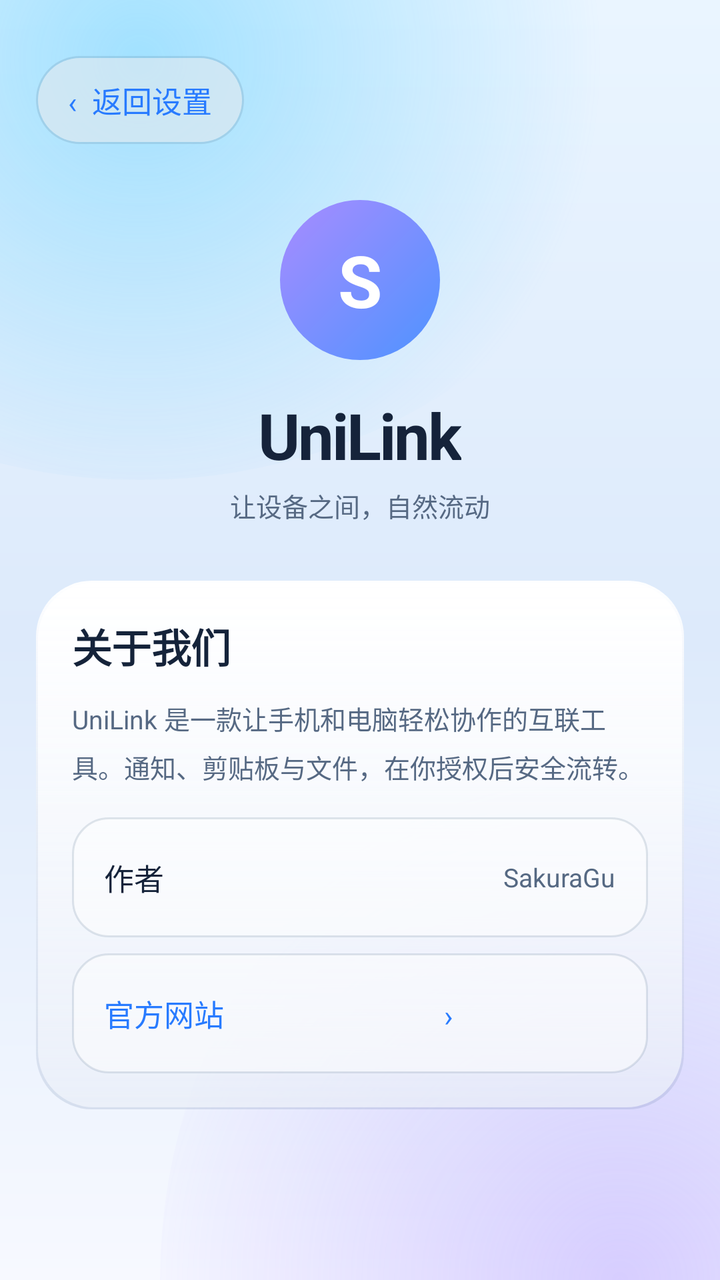
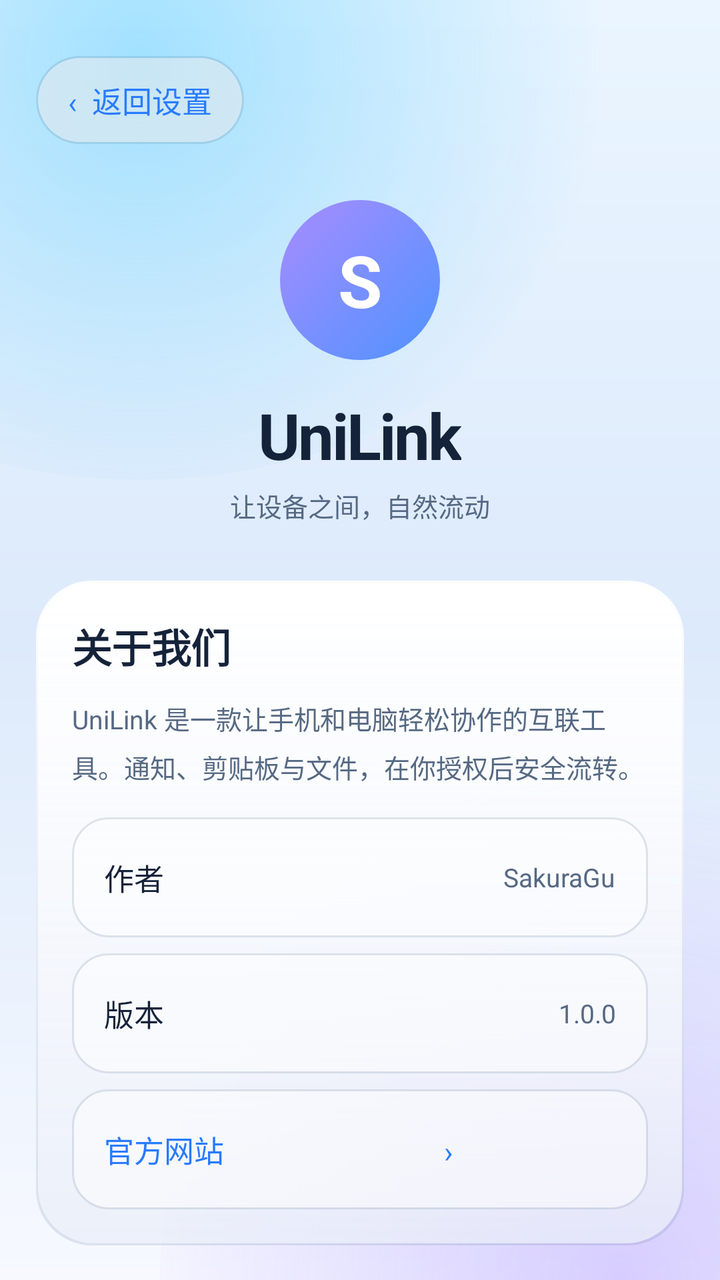

Screens rendered from an Android XML layout before and after an edit, with the pre-edit source and the edit as a unified diff.
<!-- AndroidManifest.xml: application theme Theme.UniLink -->
<!-- res/layout/page_about.xml -->
<?xml version="1.0" encoding="utf-8"?>
<ScrollView xmlns:android="http://schemas.android.com/apk/res/android"
    android:id="@+id/pageAbout"
    style="@style/PageScroll">

    <LinearLayout style="@style/PageColumn">
        <Space android:layout_width="match_parent" android:layout_height="@dimen/sp_2xl" />

        <TextView
            android:id="@+id/btnAboutBack"
            android:layout_width="wrap_content"
            android:layout_height="44dp"
            android:background="@drawable/status_island"
            android:clickable="true"
            android:focusable="true"
            android:gravity="center"
            android:paddingStart="@dimen/sp_lg"
            android:paddingEnd="@dimen/sp_lg"
            android:text="‹  返回设置"
            android:textColor="@color/ac_primary"
            android:textSize="@dimen/t_body" />

        <LinearLayout
            android:layout_width="match_parent"
            android:layout_height="wrap_content"
            android:layout_marginTop="@dimen/sp_2xl"
            android:gravity="center_horizontal"
            android:orientation="vertical">

            <TextView
                android:layout_width="80dp"
                android:layout_height="80dp"
                android:background="@drawable/avatar_sakura"
                android:gravity="center"
                android:text="S"
                android:textColor="@android:color/white"
                android:textSize="36sp"
                android:textStyle="bold" />

            <TextView
                android:layout_width="wrap_content"
                android:layout_height="wrap_content"
                android:layout_marginTop="@dimen/sp_lg"
                android:text="UniLink"
                style="@style/TextDisplay" />

            <TextView
                android:layout_width="wrap_content"
                android:layout_height="wrap_content"
                android:layout_marginTop="@dimen/sp_xs"
                android:text="让设备之间，自然流动"
                style="@style/TextLabel" />
        </LinearLayout>

        <LinearLayout
            android:layout_marginTop="@dimen/sp_2xl"
            style="@style/CardGlass">

            <TextView android:layout_width="wrap_content" android:layout_height="wrap_content" android:text="关于我们" style="@style/TextTitle" />

            <TextView
                android:layout_width="match_parent"
                android:layout_height="wrap_content"
                android:layout_marginTop="@dimen/sp_md"
                android:text="UniLink 是一款让手机和电脑轻松协作的互联工具。通知、剪贴板与文件，在你授权后安全流转。"
                style="@style/TextLabel" />

            <LinearLayout
                android:layout_width="match_parent"
                android:layout_height="60dp"
                android:layout_marginTop="@dimen/sp_lg"
                android:background="@drawable/row_glass"
                android:gravity="center_vertical"
                android:paddingStart="@dimen/sp_lg"
                android:paddingEnd="@dimen/sp_lg">
                <TextView android:layout_width="0dp" android:layout_height="wrap_content" android:layout_weight="1" android:text="作者" style="@style/TextBody" />
                <TextView android:layout_width="wrap_content" android:layout_height="wrap_content" android:text="SakuraGu" style="@style/TextLabel" />
            </LinearLayout>

            <TextView
                android:id="@+id/btnWebsite"
                android:layout_width="match_parent"
                android:layout_height="60dp"
                android:layout_marginTop="@dimen/sp_sm"
                android:background="@drawable/row_glass"
                android:clickable="true"
                android:focusable="true"
                android:gravity="center_vertical"
                android:paddingStart="@dimen/sp_lg"
                android:paddingEnd="@dimen/sp_lg"
                android:text="官方网站                              ›"
                android:textColor="@color/ac_primary"
                android:textSize="@dimen/t_body" />
        </LinearLayout>
    </LinearLayout>
</ScrollView>
<!-- resources referenced by this layout -->
<resources>
  <color name="ac_primary">#287BFF</color>
  <dimen name="sp_2xl">28dp</dimen>
  <dimen name="sp_lg">16dp</dimen>
  <dimen name="sp_md">12dp</dimen>
  <dimen name="sp_sm">8dp</dimen>
  <dimen name="sp_xs">4dp</dimen>
  <dimen name="t_body">15sp</dimen>
  <!-- drawable avatar_sakura (drawable) -->
  <?xml version="1.0" encoding="utf-8"?>
  <shape xmlns:android="http://schemas.android.com/apk/res/android" android:shape="oval">
      <gradient android:angle="315" android:startColor="#A88CFF" android:endColor="#4E93FF" />
  </shape>
  <style name="CardGlass">
          <item name="android:layout_width">match_parent</item>
          <item name="android:layout_height">wrap_content</item>
          <item name="android:background">@drawable/glass_card</item>
          <item name="android:padding">@dimen/card_pad</item>
          <item name="android:orientation">vertical</item>
      </style>
  <style name="PageColumn">
          <item name="android:layout_width">match_parent</item>
          <item name="android:layout_height">wrap_content</item>
          <item name="android:orientation">vertical</item>
      </style>
  <style name="PageScroll">
          <item name="android:layout_width">match_parent</item>
          <item name="android:layout_height">match_parent</item>
          <item name="android:clipToPadding">false</item>
          <item name="android:scrollbars">none</item>
          <item name="android:paddingStart">@dimen/gutter</item>
          <item name="android:paddingEnd">@dimen/gutter</item>
          <item name="android:paddingBottom">@dimen/dock_clearance</item>
      </style>
  <style name="TextBody">
          <item name="android:textSize">@dimen/t_body</item>
          <item name="android:textColor">@color/ink_primary</item>
      </style>
  <style name="TextDisplay">
          <item name="android:textSize">@dimen/t_display</item>
          <item name="android:textColor">@color/ink_primary</item>
          <item name="android:letterSpacing">-0.03</item>
          <item name="android:textStyle">bold</item>
          <item name="android:fontFamily">sans-serif</item>
      </style>
  <style name="TextLabel">
          <item name="android:textSize">@dimen/t_label</item>
          <item name="android:textColor">@color/ink_secondary</item>
          <item name="android:lineSpacingMultiplier">1.3</item>
      </style>
  <style name="TextTitle">
          <item name="android:textSize">@dimen/t_title</item>
          <item name="android:textColor">@color/ink_primary</item>
          <item name="android:textStyle">bold</item>
          <item name="android:letterSpacing">-0.01</item>
          <item name="android:fontFamily">sans-serif-medium</item>
      </style>
  <color name="glass_press">#30FFFFFF</color>
  <dimen name="r_row">18dp</dimen>
  <color name="row_fill">#80FFFFFF</color>
  <dimen name="hairline">1dp</dimen>
  <color name="row_edge">#29446480</color>
  <color name="glass_ripple">#384C8DFF</color>
  <dimen name="r_pill">999dp</dimen>
  <dimen name="card_pad">18dp</dimen>
  <dimen name="gutter">18dp</dimen>
  <dimen name="dock_clearance">108dp</dimen>
  <color name="ink_primary">#15233A</color>
  <dimen name="t_display">32sp</dimen>
  <dimen name="t_label">13sp</dimen>
  <color name="ink_secondary">#566983</color>
  <dimen name="t_title">20sp</dimen>
  <color name="ink_tertiary">#8190A5</color>
  <color name="transparent">#00000000</color>
  <dimen name="r_card">28dp</dimen>
  <color name="glass_edge_dark">#2B54709E</color>
  <color name="glass_edge_light">#EEFFFFFF</color>
  <color name="glass_fill_bottom">#A8F5F8FF</color>
  <color name="glass_fill_top">#D9FFFFFF</color>
  <color name="amb_mid">#DDEAFB</color>
  <color name="amb_bottom">#F7F9FF</color>
  <color name="amb_top">#EAF5FF</color>
  <color name="amb_glow_cyan_out">#0047C9FF</color>
  <color name="amb_glow_cyan">#7047C9FF</color>
  <color name="amb_glow_violet_out">#009F83FF</color>
  <color name="amb_glow_violet">#5D9F83FF</color>
</resources>

<!-- the commit's change to res/layout/page_about.xml (unified diff, before → after) -->
@@ -77,6 +77,18 @@
                 <TextView android:layout_width="wrap_content" android:layout_height="wrap_content" android:text="SakuraGu" style="@style/TextLabel" />
             </LinearLayout>
 
+            <LinearLayout
+                android:layout_width="match_parent"
+                android:layout_height="60dp"
+                android:layout_marginTop="@dimen/sp_sm"
+                android:background="@drawable/row_glass"
+                android:gravity="center_vertical"
+                android:paddingStart="@dimen/sp_lg"
+                android:paddingEnd="@dimen/sp_lg">
+                <TextView android:layout_width="0dp" android:layout_height="wrap_content" android:layout_weight="1" android:text="版本" style="@style/TextBody" />
+                <TextView android:layout_width="wrap_content" android:layout_height="wrap_content" android:text="1.0.0" style="@style/TextLabel" />
+            </LinearLayout>
+
             <TextView
                 android:id="@+id/btnWebsite"
                 android:layout_width="match_parent"
